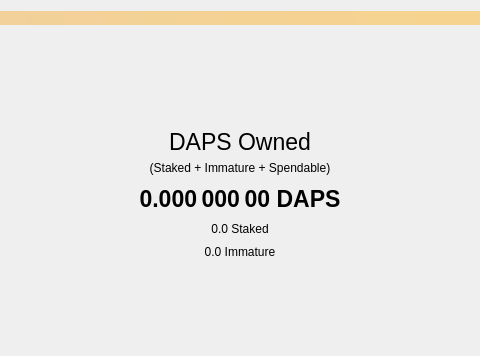
Above: src/qt/forms/overviewpage.ui from pedrorv0106/DAPS before the change; both pictures show x 240 to 720 and y 0 to 356 of the 960 by 613 pixel window. Below: the same form after it.
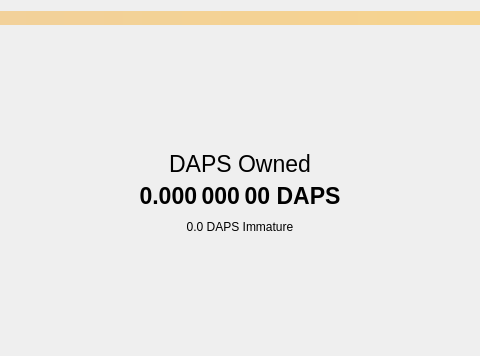
That is the form after the change. Icons and pictures are not drawn.

Commit message: fix UI wallet and merge with ryan's updates

The edit to the form file:
```diff
--- a/src/qt/forms/overviewpage.ui
+++ b/src/qt/forms/overviewpage.ui
@@ -217,16 +217,6 @@
            </property>
           </widget>
          </item>
-         <item>
-          <widget class="QLabel" name="label_12">
-           <property name="text">
-            <string>(Staked + Immature + Spendable)</string>
-           </property>
-           <property name="alignment">
-            <set>Qt::AlignHCenter|Qt::AlignTop</set>
-           </property>
-          </widget>
-         </item>
          <item>
           <widget class="QLabel" name="labelBalance_2">
            <property name="font">
@@ -254,25 +244,9 @@
           </widget>
          </item>
          <item>
-          <widget class="QLabel" name="labelUnspendable">
-           <property name="sizePolicy">
-            <sizepolicy hsizetype="Expanding" vsizetype="Preferred">
-             <horstretch>0</horstretch>
-             <verstretch>0</verstretch>
-            </sizepolicy>
-           </property>
+          <widget class="QLabel" name="labelBalanceImmature">
            <property name="text">
-            <string>0.0 Staked</string>
-           </property>
-           <property name="alignment">
-            <set>Qt::AlignBottom|Qt::AlignHCenter</set>
-           </property>
-          </widget>
-         </item>
-         <item>
-          <widget class="QLabel" name="label_6">
-           <property name="text">
-            <string>0.0 Immature</string>
+            <string>0.0 DAPS Immature</string>
            </property>
            <property name="alignment">
             <set>Qt::AlignCenter</set>
```
The commit also changes 3 other files.
